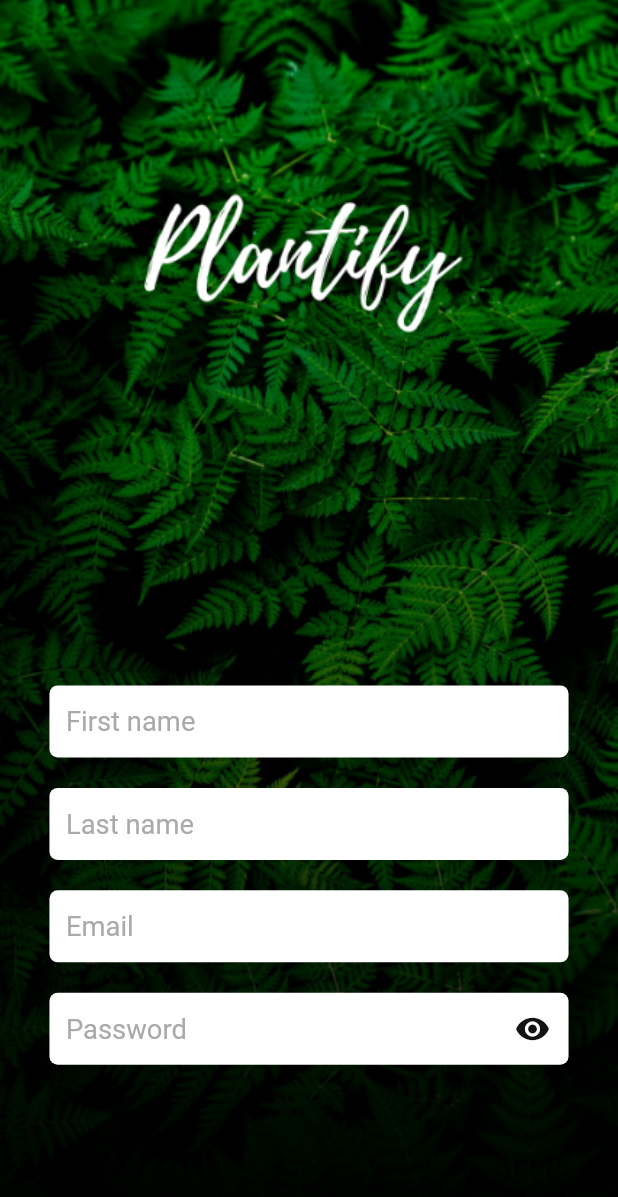
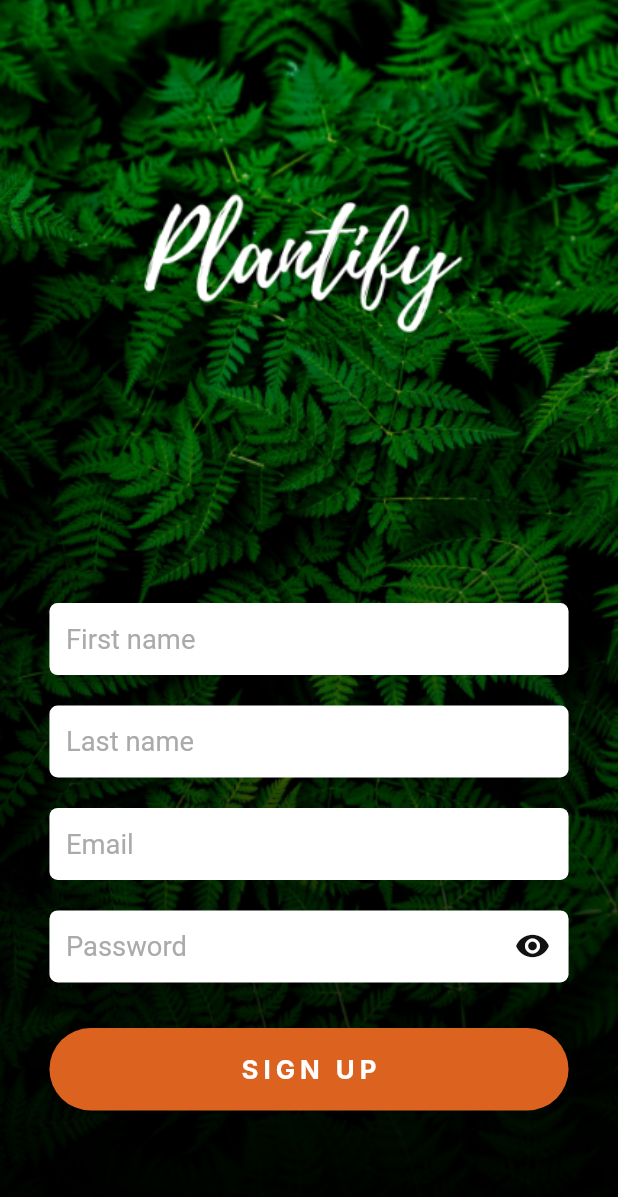
Before and after one commit to jvMori/plantify, a Flutter app: the screen it shows after launch, on a phone screen of 412 x 824 dp. Shown: the top 1197 px of the screen. Run offline on Flutter 3.47's test engine with Material 2 defaults, Android fonts, the phone set to English and light mode, and no system bars; our stand-ins replace bloc, equatable, flutter_bloc, flutter_screenutil, flutter_spinkit, form_field_validator; Roboto replaces fonts that are missing (Inter, Noway).

Commit message:
sign up button added

```diff
--- a/lib/common/colors.dart
+++ b/lib/common/colors.dart
@@ -4,7 +4,7 @@ import 'package:flutter/material.dart';
 const accentColor = Color(0xFFDC631F);
 const yellow = Color(0xFFFFC426);
 const yellowLight = Color(0xFFFFD564);
-const primaryColor = Color(0xFF034D18);
+const primaryColor = Color(0xFF0C5F20);
 const primaryAccent = Color(0xFF006648);
 const lightGreen = Color(0xFF49B421);
 const primaryLight = Color(0xFF95D3BC);
--- /dev/null
+++ b/lib/common/widgets/basic_button.dart
@@ -0,0 +1,51 @@
+import 'package:flutter/cupertino.dart';
+import 'package:flutter/material.dart';
+import 'package:flutter_screenutil/flutter_screenutil.dart';
+import 'package:plantify/common/widgets/bold_text.dart';
+
+import '../colors.dart';
+
+
+class BasicButton extends StatelessWidget {
+  final Color color;
+  final String text;
+  final Function onClick;
+  final double width;
+
+  const BasicButton(this.text, {Key key, this.color, this.onClick, this.width}) : super(key: key);
+
+  @override
+  Widget build(BuildContext context) {
+    return SizedBox(
+      height: 50.w,
+      width: width ?? 300.w,
+      child: Container(
+        decoration: BoxDecoration(
+          boxShadow: [
+            BoxShadow(
+              color: Colors.black.withOpacity(0.20),
+              blurRadius: 6.0.w,
+              offset: Offset(0.w, 3.w),
+            ),
+          ],
+          borderRadius: BorderRadius.all(
+            Radius.circular(50.0.w),
+          ),
+        ),
+        child: TextButton(
+          onPressed: onClick,
+          style: ButtonStyle(
+            shape: MaterialStateProperty.all<RoundedRectangleBorder>(
+                RoundedRectangleBorder(
+                  borderRadius: BorderRadius.circular(30.0.w),
+                  side: BorderSide.none,
+                )),
+            minimumSize: MaterialStateProperty.all(Size(width ?? 550.0.w, 50.0.w)),
+            backgroundColor: MaterialStateProperty.all(color ?? accentColor),
+          ),
+          child: BoldText(text, color: white, fontSize: 17.sp, letterSpacing: 3.w,),
+        ),
+      ),
+    );
+  }
+}
--- /dev/null
+++ b/lib/common/widgets/bold_text.dart
@@ -0,0 +1,29 @@
+import 'package:flutter/cupertino.dart';
+import 'package:flutter_screenutil/flutter_screenutil.dart';
+import 'package:plantify/common/colors.dart';
+
+class BoldText extends StatelessWidget {
+  final String text;
+  final Color color;
+  final TextAlign align;
+  final FontWeight fontWeight;
+  final double letterSpacing;
+  final double fontSize;
+
+  const BoldText(this.text, {Key key, this.color, this.align, this.fontWeight, this.letterSpacing, this.fontSize}) : super(key: key);
+
+  @override
+  Widget build(BuildContext context) {
+    return  Text(
+      text?.toUpperCase() ?? "",
+      textAlign: align,
+      style: TextStyle(
+        color: color ?? darkColor,
+        fontFamily: 'Inter',
+        fontSize: fontSize ?? 13.sp,
+        letterSpacing: letterSpacing ?? 1.1,
+        fontWeight: fontWeight ?? FontWeight.w700,
+      ),
+    );
+  }
+}
--- /dev/null
+++ b/lib/common/widgets/loading_widget.dart
@@ -0,0 +1,19 @@
+import 'package:flutter/cupertino.dart';
+import 'package:flutter_spinkit/flutter_spinkit.dart';
+import 'package:plantify/common/colors.dart';
+import 'package:flutter_screenutil/flutter_screenutil.dart';
+
+class LoadingWidget extends StatelessWidget {
+  final Color color;
+  final double size;
+
+  const LoadingWidget({Key key, this.color, this.size}) : super(key: key);
+
+  @override
+  Widget build(BuildContext context) {
+    return SpinKitThreeBounce(
+      color: color ?? white,
+      size: size ?? 50.w,
+    );
+  }
+}
--- a/lib/features/auth/presentation/screens/register_screen.dart
+++ b/lib/features/auth/presentation/screens/register_screen.dart
@@ -3,14 +3,12 @@ import 'package:flutter/material.dart';
 import 'package:flutter_bloc/flutter_bloc.dart';
 import 'package:flutter_screenutil/flutter_screenutil.dart';
 import 'package:form_field_validator/form_field_validator.dart';
-import 'package:plantify/common/base_input.dart';
-import 'package:plantify/common/colors.dart';
 import 'package:plantify/common/validation/password_validator.dart';
+import 'package:plantify/common/widgets/basic_button.dart';
 import 'package:plantify/features/auth/presentation/bloc/text_input_cubit.dart';
 import 'package:plantify/features/auth/presentation/bloc/toggle_password_visibility_cubit.dart';
 import 'package:plantify/features/auth/presentation/widgets/password_input.dart';
 import 'package:plantify/features/auth/presentation/widgets/text_input.dart';
-import 'package:plantify/features/auth/presentation/widgets/toggle_password_visibility.dart';
 
 class RegisterScreen extends StatelessWidget {
   final textValidator = MultiValidator(
@@ -129,7 +127,14 @@ class RegisterScreen extends StatelessWidget {
                       ),
                     ),
                     SizedBox(
-                      height: 80.h,
+                      height: 30.h,
+                    ),
+                    BasicButton(
+                      "Sign up",
+                      width: MediaQuery.of(context).size.width,
+                    ),
+                    SizedBox(
+                      height: 50.h,
                     ),
                   ],
                 ))
--- a/pubspec.yaml
+++ b/pubspec.yaml
@@ -27,6 +27,8 @@ dependencies:
   flutter_bloc: ^7.0.1
   form_field_validator: ^1.1.0
   equatable: ^2.0.3
+  liquid_swipe: ^2.0.2
+  flutter_spinkit: ^5.0.0
 
 
   # The following adds the Cupertino Icons font to your application.
```
Also changed, not shown: pubspec.lock.
